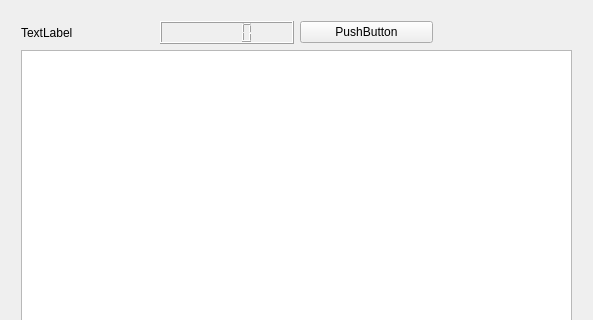
This is mainwindow.ui in winks/timetracker as Qt 5 draws it before an edit; both pictures show x 0 to 593 and y 0 to 320 of the 593 by 480 pixel window. The edited form follows.
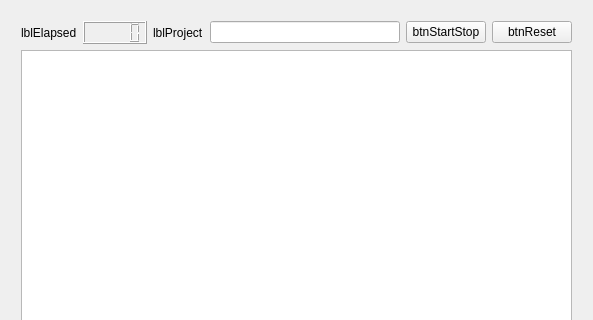
This is the edited form.

Commit message: Add reset, redo SQL

```diff
--- a/mainwindow.ui
+++ b/mainwindow.ui
@@ -38,26 +38,40 @@
       <property name="bottomMargin">
        <number>10</number>
       </property>
-      <item row="1" column="0" colspan="4">
+      <item row="1" column="0" colspan="6">
        <widget class="QTableView" name="tblHistory"/>
       </item>
       <item row="0" column="0">
        <widget class="QLabel" name="lblElapsed">
         <property name="text">
-         <string>TextLabel</string>
+         <string>lblElapsed</string>
         </property>
        </widget>
       </item>
-      <item row="0" column="3">
-       <widget class="QWidget" name="placeholder" native="true"/>
-      </item>
       <item row="0" column="1">
        <widget class="QLCDNumber" name="lcdElapsed"/>
       </item>
-      <item row="0" column="2">
+      <item row="0" column="4">
        <widget class="QPushButton" name="btnStartStop">
         <property name="text">
-         <string>PushButton</string>
+         <string>btnStartStop</string>
+        </property>
+       </widget>
+      </item>
+      <item row="0" column="5">
+       <widget class="QPushButton" name="btnReset">
+        <property name="text">
+         <string>btnReset</string>
+        </property>
+       </widget>
+      </item>
+      <item row="0" column="3">
+       <widget class="QLineEdit" name="inputProject"/>
+      </item>
+      <item row="0" column="2">
+       <widget class="QLabel" name="lblProject">
+        <property name="text">
+         <string>lblProject</string>
         </property>
        </widget>
       </item>
```
The commit also changes 5 other files.
